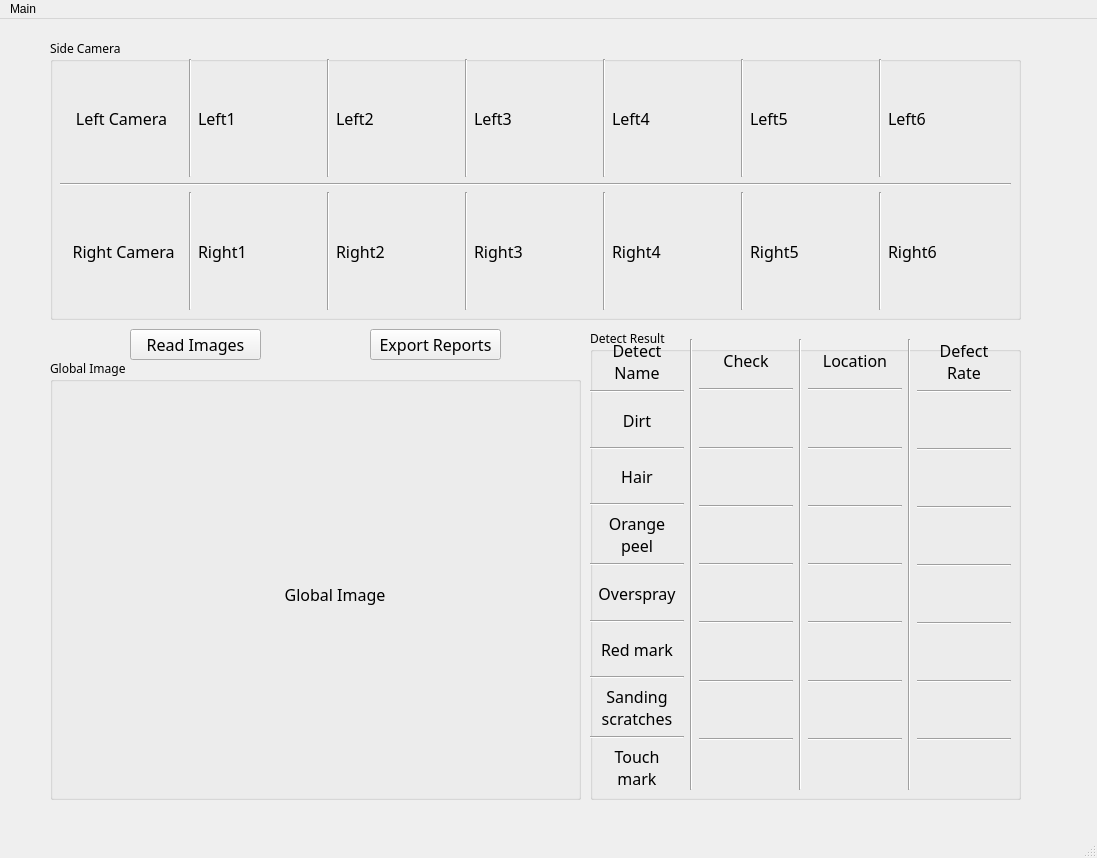
This is GUI/tiredetect.ui in Ivy60627/Tire-Defect-Detection-System as Qt 5 draws it before an edit. The edited form follows.
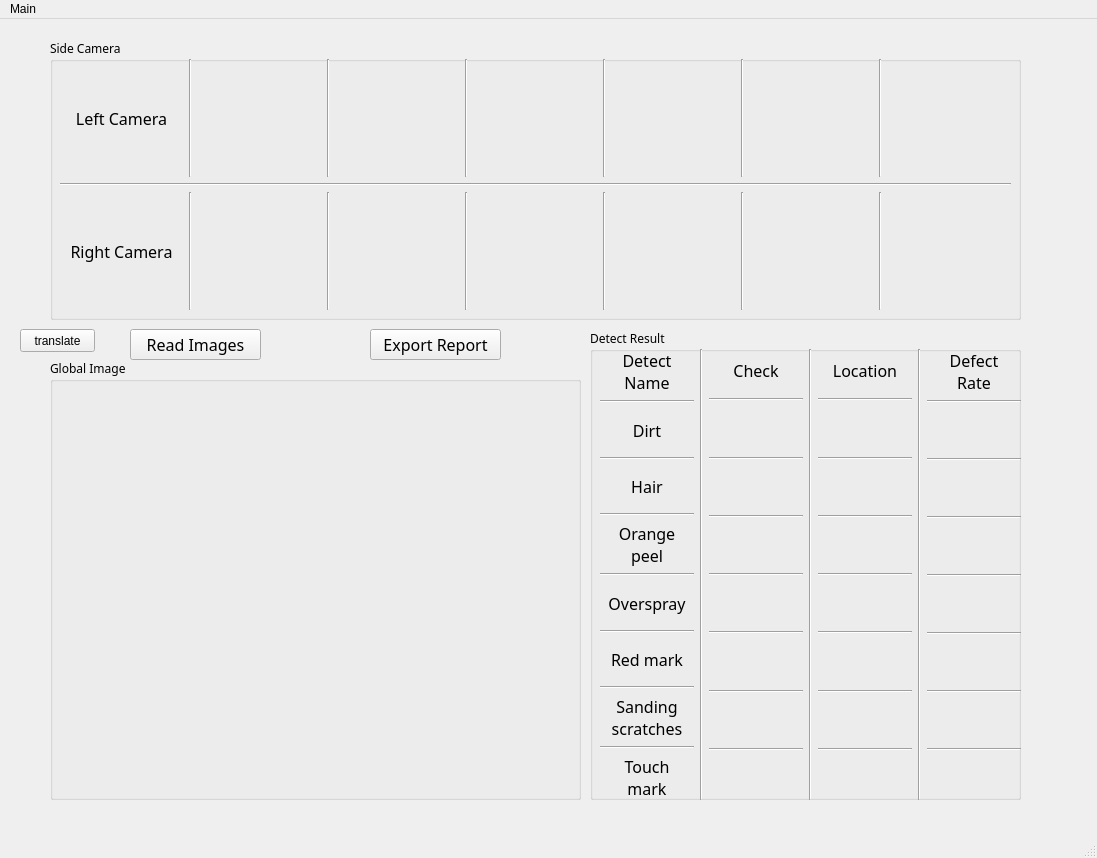
This is the edited form.

```diff
--- a/GUI/tiredetect.ui
+++ b/GUI/tiredetect.ui
@@ -52,7 +52,7 @@
      </font>
     </property>
     <property name="text">
-     <string>Export Reports</string>
+     <string>Export Report</string>
     </property>
    </widget>
    <widget class="QGroupBox" name="groupBox_tire_side">
@@ -131,7 +131,7 @@
            </font>
           </property>
           <property name="text">
-           <string>Left1</string>
+           <string/>
           </property>
          </widget>
         </item>
@@ -157,7 +157,7 @@
            </font>
           </property>
           <property name="text">
-           <string>Left2</string>
+           <string/>
           </property>
          </widget>
         </item>
@@ -183,7 +183,7 @@
            </font>
           </property>
           <property name="text">
-           <string>Left3</string>
+           <string/>
           </property>
          </widget>
         </item>
@@ -209,7 +209,7 @@
            </font>
           </property>
           <property name="text">
-           <string>Left4</string>
+           <string/>
           </property>
          </widget>
         </item>
@@ -235,7 +235,7 @@
            </font>
           </property>
           <property name="text">
-           <string>Left5</string>
+           <string/>
           </property>
          </widget>
         </item>
@@ -261,7 +261,7 @@
            </font>
           </property>
           <property name="text">
-           <string>Left6</string>
+           <string/>
           </property>
          </widget>
         </item>
@@ -291,7 +291,7 @@
            </font>
           </property>
           <property name="text">
-           <string> Right Camera</string>
+           <string>Right Camera</string>
           </property>
           <property name="alignment">
            <set>Qt::AlignCenter</set>
@@ -320,7 +320,7 @@
            </font>
           </property>
           <property name="text">
-           <string>Right1</string>
+           <string/>
           </property>
          </widget>
         </item>
@@ -346,7 +346,7 @@
            </font>
           </property>
           <property name="text">
-           <string>Right2</string>
+           <string/>
           </property>
          </widget>
         </item>
@@ -372,7 +372,7 @@
            </font>
           </property>
           <property name="text">
-           <string>Right3</string>
+           <string/>
           </property>
          </widget>
         </item>
@@ -398,7 +398,7 @@
            </font>
           </property>
           <property name="text">
-           <string>Right4</string>
+           <string/>
           </property>
          </widget>
         </item>
@@ -424,7 +424,7 @@
            </font>
           </property>
           <property name="text">
-           <string>Right5</string>
+           <string/>
           </property>
          </widget>
         </item>
@@ -450,7 +450,7 @@
            </font>
           </property>
           <property name="text">
-           <string>Right6</string>
+           <string/>
           </property>
          </widget>
         </item>
@@ -479,8 +479,8 @@
     <widget class="QWidget" name="horizontalLayoutWidget_3">
      <property name="geometry">
       <rect>
-       <x>0</x>
-       <y>10</y>
+       <x>10</x>
+       <y>20</y>
        <width>421</width>
        <height>451</height>
       </rect>
@@ -1577,10 +1577,10 @@
     <widget class="QLabel" name="label_tire_all">
      <property name="geometry">
       <rect>
-       <x>60</x>
-       <y>10</y>
-       <width>450</width>
-       <height>450</height>
+       <x>90</x>
+       <y>20</y>
+       <width>410</width>
+       <height>410</height>
       </rect>
      </property>
      <property name="font">
@@ -1590,13 +1590,26 @@
       </font>
      </property>
      <property name="text">
-      <string>Global Image</string>
+      <string/>
      </property>
      <property name="alignment">
       <set>Qt::AlignCenter</set>
      </property>
     </widget>
    </widget>
+   <widget class="QPushButton" name="pushButton_translate">
+    <property name="geometry">
+     <rect>
+      <x>20</x>
+      <y>310</y>
+      <width>75</width>
+      <height>23</height>
+     </rect>
+    </property>
+    <property name="text">
+     <string>translate</string>
+    </property>
+   </widget>
   </widget>
   <widget class="QMenuBar" name="menubar">
    <property name="geometry">
```
Left out of the diff: 12 changed lines with no effect on the pictures.
